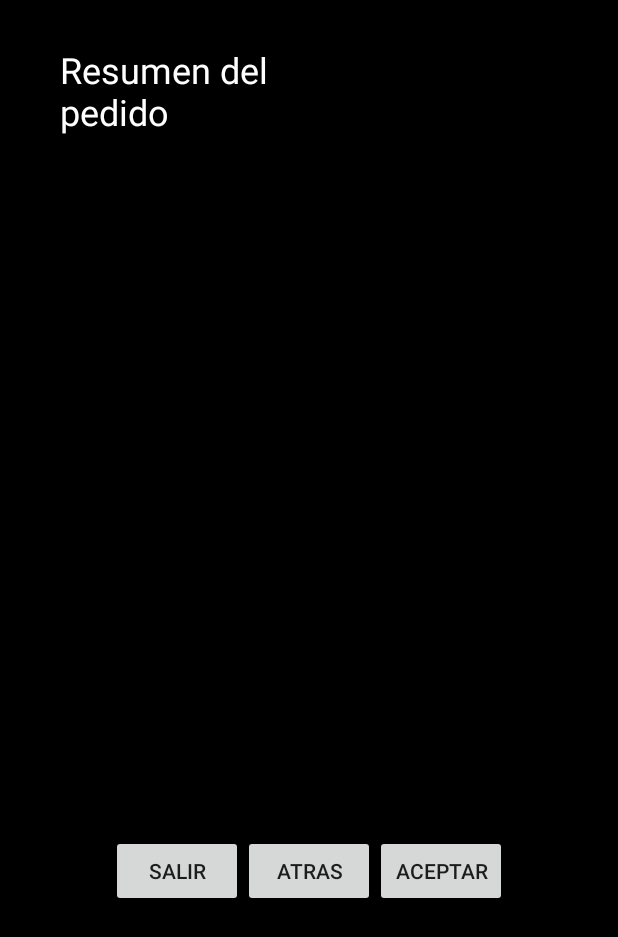
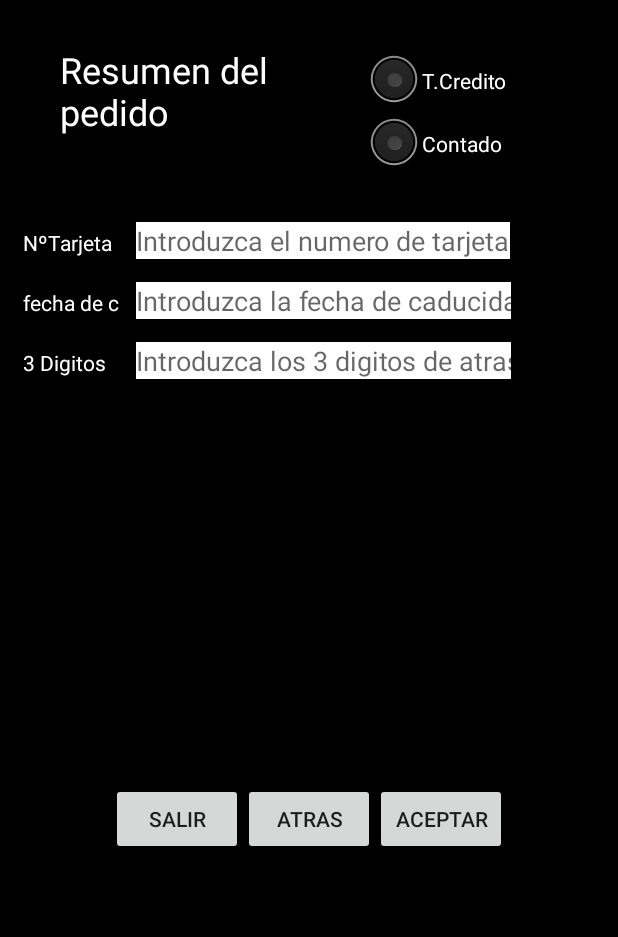
Before and after one commit to Straiky/Kebab, an Android app: the layout pedido.xml on its own in the app's theme, with its tools: preview values and no code run, on a phone screen of 412 x 824 dp. Shown: the top 937 px of the screen. Run offline under Robolectric (Android 15) with nearby library versions, the phone set to English and light mode, and no system bars.

Commit message:
Hasta el infinito y más allá, hay va el pedidos xD

```diff
--- a/app/src/main/res/layout/pedido.xml
+++ b/app/src/main/res/layout/pedido.xml
@@ -22,27 +22,108 @@
             android:id="@+id/lblPedido"
             android:textColor="@android:color/background_light"
             android:textSize="24sp" />
+
         <RadioGroup
             android:layout_width="match_parent"
-            android:layout_height="match_parent"
-            android:layout_weight="0.07" >
+            android:layout_height="wrap_content">
 
             <RadioButton
-                android:text="RadioButton"
+                android:text="@string/rdbtarjeta"
                 android:layout_width="wrap_content"
                 android:layout_height="wrap_content"
-                android:id="@+id/radioButton2"
-                android:layout_weight="1" />
+                android:id="@+id/rdbTarjeta"
+                android:layout_weight="1"
+                android:textColor="@android:color/background_light"
+                android:button="@android:drawable/btn_radio" />
 
             <RadioButton
-                android:text="RadioButton"
+                android:text="@string/rdbContado"
                 android:layout_width="wrap_content"
-                android:layout_height="wrap_content"
-                android:id="@+id/radioButton"
-                android:layout_weight="1" />
+                android:layout_height="36dp"
+                android:id="@+id/rdbContado"
+                android:button="@android:drawable/btn_radio"
+                android:textColor="@android:color/background_light" />
         </RadioGroup>
 
     </LinearLayout>
+    <LinearLayout
+        android:layout_width="wrap_content"
+        android:layout_height="wrap_content"
+        android:orientation="horizontal">
+        <TextView
+            android:layout_width="75sp"
+            android:layout_height="wrap_content"
+            android:layout_marginLeft="15sp"
+            android:layout_marginTop="15sp"
+            android:text="@string/lbltarjeta"
+            android:textColor="@android:color/white"
+            android:id="@+id/NºTarjeta" />
+        <EditText
+            android:layout_width="wrap_content"
+            android:layout_height="wrap_content"
+            android:layout_marginTop="15sp"
+            android:hint="@string/tarjehint"
+            android:background="@android:color/white"
+            android:id="@+id/txtApellido"/>
+    </LinearLayout>
+
+    <LinearLayout
+        android:layout_width="wrap_content"
+        android:layout_height="wrap_content"
+        android:orientation="horizontal">
+        <TextView
+            android:layout_width="75sp"
+            android:layout_height="wrap_content"
+            android:layout_marginLeft="15sp"
+            android:layout_marginTop="15sp"
+            android:text="@string/fechac"
+            android:textColor="@android:color/white"
+            android:id="@+id/lblFecha" />
+        <EditText
+            android:layout_width="250sp"
+            android:layout_height="wrap_content"
+            android:layout_marginTop="15sp"
+            android:hint="@string/FechaHint"
+            android:inputType="textPostalAddress"
+            android:background="@android:color/white"
+            android:id="@+id/txtDireccion"/>
+    </LinearLayout>
+
+    <LinearLayout
+        android:layout_width="wrap_content"
+        android:layout_height="wrap_content"
+        android:orientation="horizontal">
+        <TextView
+            android:layout_width="75sp"
+            android:layout_height="wrap_content"
+            android:layout_marginLeft="15sp"
+            android:layout_marginTop="15sp"
+            android:text="@string/lbldigitos"
+            android:textColor="@android:color/white"/>
+        <EditText
+            android:layout_width="250sp"
+            android:layout_height="wrap_content"
+            android:layout_marginTop="15sp"
+            android:hint="@string/digitosHint"
+            android:inputType="phone"
+            android:background="@android:color/white"
+            android:id="@+id/txtTelefono"/>
+    </LinearLayout>
+
+
+    <LinearLayout
+        android:layout_width="wrap_content"
+        android:layout_height="wrap_content">
+
+
+        <TextView
+            android:text="TextView"
+            android:layout_width="wrap_content"
+            android:layout_height="wrap_content"
+            android:id="@+id/textView3"
+            android:layout_weight="1" />
+    </LinearLayout>
+
 
 
 
@@ -50,7 +131,7 @@
         android:layout_width="match_parent"
         android:layout_height="wrap_content"
         android:gravity="center"
-        android:layout_marginTop="450dp">
+        android:layout_marginTop="250dp">
         <Button
             android:layout_width="wrap_content"
             android:layout_height="wrap_content"
--- a/app/src/main/res/values/strings.xml
+++ b/app/src/main/res/values/strings.xml
@@ -20,4 +20,12 @@
     <string name="lblPista">Cuantos menus quieries?</string>
     <string name="Aceptar">Aceptar</string>
     <string name="lblPedido">Resumen del pedido</string>
+    <string name="rdbtarjeta">T.Credito</string>
+    <string name="rdbContado">Contado</string>
+    <string name="lbltarjeta">NºTarjeta</string>
+    <string name="tarjehint">Introduzca el numero de tarjeta</string>
+    <string name="FechaHint">Introduzca la fecha de caducidad</string>
+    <string name="lbldigitos">3 Digitos</string>
+    <string name="digitosHint">Introduzca los 3 digitos de atras</string>
+    <string name="fechac">fecha de c</string>
 </resources>
```
